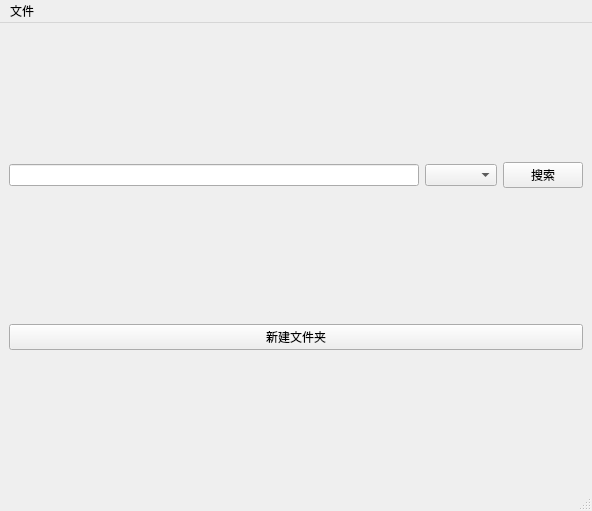
Above: labeled_files/main.ui from liyihc/labeled-files before the change. Below: the same form after it.
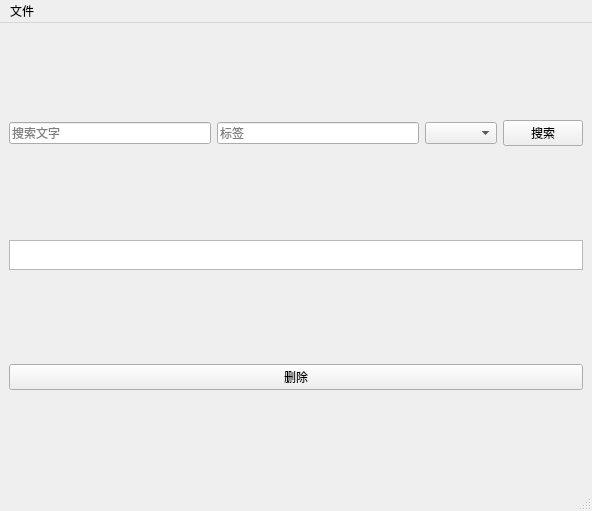
That is the form after the change.

Diff of the .ui file:
```diff
--- a/labeled_files/main.ui
+++ b/labeled_files/main.ui
@@ -18,10 +18,25 @@
     <item>
      <layout class="QHBoxLayout" name="horizontalLayout">
       <item>
-       <widget class="QLineEdit" name="searchLineEdit"/>
+       <widget class="QLineEdit" name="searchLineEdit">
+        <property name="placeholderText">
+         <string>搜索文字</string>
+        </property>
+       </widget>
       </item>
       <item>
-       <widget class="QComboBox" name="sortComboBox"/>
+       <widget class="QLineEdit" name="tagLineEdit">
+        <property name="placeholderText">
+         <string>标签</string>
+        </property>
+       </widget>
+      </item>
+      <item>
+       <widget class="QComboBox" name="sortComboBox">
+        <property name="placeholderText">
+         <string>排序项</string>
+        </property>
+       </widget>
       </item>
       <item>
        <widget class="QPushButton" name="searchPushButton">
@@ -32,13 +47,636 @@
       </item>
      </layout>
     </item>
+    <item>
+     <widget class="QListWidget" name="tagListWidget">
+      <property name="sizePolicy">
+       <sizepolicy hsizetype="Expanding" vsizetype="Maximum">
+        <horstretch>0</horstretch>
+        <verstretch>0</verstretch>
+       </sizepolicy>
+      </property>
+      <property name="maximumSize">
+       <size>
+        <width>16777215</width>
+        <height>30</height>
+       </size>
+      </property>
+      <property name="palette">
+       <palette>
+        <active>
+         <colorrole role="WindowText">
+          <brush brushstyle="SolidPattern">
+           <color alpha="255">
+            <red>0</red>
+            <green>0</green>
+            <blue>0</blue>
+           </color>
+          </brush>
+         </colorrole>
+         <colorrole role="Button">
+          <brush brushstyle="SolidPattern">
+           <color alpha="255">
+            <red>240</red>
+            <green>240</green>
+            <blue>240</blue>
+           </color>
+          </brush>
+         </colorrole>
+         <colorrole role="Light">
+          <brush brushstyle="SolidPattern">
+           <color alpha="255">
+            <red>255</red>
+            <green>255</green>
+            <blue>255</blue>
+           </color>
+          </brush>
+         </colorrole>
+         <colorrole role="Midlight">
+          <brush brushstyle="SolidPattern">
+           <color alpha="255">
+            <red>227</red>
+            <green>227</green>
+            <blue>227</blue>
+           </color>
+          </brush>
+         </colorrole>
+         <colorrole role="Dark">
+          <brush brushstyle="SolidPattern">
+           <color alpha="255">
+            <red>160</red>
+            <green>160</green>
+            <blue>160</blue>
+           </color>
+          </brush>
+         </colorrole>
+         <colorrole role="Mid">
+          <brush brushstyle="SolidPattern">
+           <color alpha="255">
+            <red>160</red>
+            <green>160</green>
+            <blue>160</blue>
+           </color>
+          </brush>
+         </colorrole>
+         <colorrole role="Text">
+          <brush brushstyle="SolidPattern">
+           <color alpha="255">
+            <red>0</red>
+            <green>0</green>
+            <blue>0</blue>
+           </color>
+          </brush>
+         </colorrole>
+         <colorrole role="BrightText">
+          <brush brushstyle="SolidPattern">
+           <color alpha="255">
+            <red>255</red>
+            <green>255</green>
+            <blue>255</blue>
+           </color>
+          </brush>
+         </colorrole>
+         <colorrole role="ButtonText">
+          <brush brushstyle="SolidPattern">
+           <color alpha="255">
+            <red>0</red>
+            <green>0</green>
+            <blue>0</blue>
+           </color>
+          </brush>
+         </colorrole>
+         <colorrole role="Base">
+          <brush brushstyle="SolidPattern">
+           <color alpha="255">
+            <red>240</red>
+            <green>240</green>
+            <blue>240</blue>
+           </color>
+          </brush>
+         </colorrole>
+         <colorrole role="Window">
+          <brush brushstyle="SolidPattern">
+           <color alpha="255">
+            <red>240</red>
+            <green>240</green>
+            <blue>240</blue>
+           </color>
+          </brush>
+         </colorrole>
+         <colorrole role="Shadow">
+          <brush brushstyle="SolidPattern">
+           <color alpha="255">
+            <red>105</red>
+            <green>105</green>
+            <blue>105</blue>
+           </color>
+          </brush>
+         </colorrole>
+         <colorrole role="Highlight">
+          <brush brushstyle="SolidPattern">
+           <color alpha="255">
+            <red>0</red>
+            <green>120</green>
+            <blue>215</blue>
+           </color>
+          </brush>
+         </colorrole>
+         <colorrole role="HighlightedText">
+          <brush brushstyle="SolidPattern">
+           <color alpha="255">
+            <red>255</red>
+            <green>255</green>
+            <blue>255</blue>
+           </color>
+          </brush>
+         </colorrole>
+         <colorrole role="Link">
+          <brush brushstyle="SolidPattern">
+           <color alpha="255">
+            <red>0</red>
+            <green>0</green>
+            <blue>255</blue>
+           </color>
+          </brush>
+         </colorrole>
+         <colorrole role="LinkVisited">
+          <brush brushstyle="SolidPattern">
+           <color alpha="255">
+            <red>255</red>
+            <green>0</green>
+            <blue>255</blue>
+           </color>
+          </brush>
+         </colorrole>
+         <colorrole role="AlternateBase">
+          <brush brushstyle="SolidPattern">
+           <color alpha="255">
+            <red>245</red>
+            <green>245</green>
+            <blue>245</blue>
+           </color>
+          </brush>
+         </colorrole>
+         <colorrole role="NoRole">
+          <brush brushstyle="SolidPattern">
+           <color alpha="255">
+            <red>0</red>
+            <green>0</green>
+            <blue>0</blue>
+           </color>
+          </brush>
+         </colorrole>
+         <colorrole role="ToolTipBase">
+          <brush brushstyle="SolidPattern">
+           <color alpha="255">
+            <red>255</red>
+            <green>255</green>
+            <blue>220</blue>
+           </color>
+          </brush>
+         </colorrole>
+         <colorrole role="ToolTipText">
+          <brush brushstyle="SolidPattern">
+           <color alpha="255">
+            <red>0</red>
+            <green>0</green>
+            <blue>0</blue>
+           </color>
+          </brush>
+         </colorrole>
+         <colorrole role="PlaceholderText">
+          <brush brushstyle="SolidPattern">
+           <color alpha="128">
+            <red>0</red>
+            <green>0</green>
+            <blue>0</blue>
+           </color>
+          </brush>
+         </colorrole>
+        </active>
+        <inactive>
+         <colorrole role="WindowText">
+          <brush brushstyle="SolidPattern">
+           <color alpha="255">
+            <red>0</red>
+            <green>0</green>
+            <blue>0</blue>
+           </color>
+          </brush>
+         </colorrole>
+         <colorrole role="Button">
+          <brush brushstyle="SolidPattern">
+           <color alpha="255">
+            <red>240</red>
+            <green>240</green>
+            <blue>240</blue>
+           </color>
+          </brush>
+         </colorrole>
+         <colorrole role="Light">
+          <brush brushstyle="SolidPattern">
+           <color alpha="255">
+            <red>255</red>
+            <green>255</green>
+            <blue>255</blue>
+           </color>
+          </brush>
+         </colorrole>
+         <colorrole role="Midlight">
+          <brush brushstyle="SolidPattern">
+           <color alpha="255">
+            <red>227</red>
+            <green>227</green>
+            <blue>227</blue>
+           </color>
+          </brush>
+         </colorrole>
+         <colorrole role="Dark">
+          <brush brushstyle="SolidPattern">
+           <color alpha="255">
+            <red>160</red>
+            <green>160</green>
+            <blue>160</blue>
+           </color>
+          </brush>
+         </colorrole>
+         <colorrole role="Mid">
+          <brush brushstyle="SolidPattern">
+           <color alpha="255">
+            <red>160</red>
+            <green>160</green>
+            <blue>160</blue>
+           </color>
+          </brush>
+         </colorrole>
+         <colorrole role="Text">
+          <brush brushstyle="SolidPattern">
+           <color alpha="255">
+            <red>0</red>
+            <green>0</green>
+            <blue>0</blue>
+           </color>
+          </brush>
+         </colorrole>
+         <colorrole role="BrightText">
+          <brush brushstyle="SolidPattern">
+           <color alpha="255">
+            <red>255</red>
+            <green>255</green>
+            <blue>255</blue>
+           </color>
+          </brush>
+         </colorrole>
+         <colorrole role="ButtonText">
+          <brush brushstyle="SolidPattern">
+           <color alpha="255">
+            <red>0</red>
+            <green>0</green>
+            <blue>0</blue>
+           </color>
+          </brush>
+         </colorrole>
+         <colorrole role="Base">
+          <brush brushstyle="SolidPattern">
+           <color alpha="255">
+            <red>255</red>
+            <green>255</green>
+            <blue>255</blue>
+           </color>
+          </brush>
+         </colorrole>
+         <colorrole role="Window">
+          <brush brushstyle="SolidPattern">
+           <color alpha="255">
+            <red>240</red>
+            <green>240</green>
+            <blue>240</blue>
+           </color>
+          </brush>
+         </colorrole>
+         <colorrole role="Shadow">
+          <brush brushstyle="SolidPattern">
+           <color alpha="255">
+            <red>105</red>
+            <green>105</green>
+            <blue>105</blue>
+           </color>
+          </brush>
+         </colorrole>
+         <colorrole role="Highlight">
+          <brush brushstyle="SolidPattern">
+           <color alpha="255">
+            <red>240</red>
+            <green>240</green>
+            <blue>240</blue>
+           </color>
+          </brush>
+         </colorrole>
+         <colorrole role="HighlightedText">
+          <brush brushstyle="SolidPattern">
+           <color alpha="255">
+            <red>0</red>
+            <green>0</green>
+            <blue>0</blue>
+           </color>
+          </brush>
+         </colorrole>
+         <colorrole role="Link">
+          <brush brushstyle="SolidPattern">
+           <color alpha="255">
+            <red>0</red>
+            <green>0</green>
+            <blue>255</blue>
+           </color>
+          </brush>
+         </colorrole>
+         <colorrole role="LinkVisited">
+          <brush brushstyle="SolidPattern">
+           <color alpha="255">
+            <red>255</red>
+            <green>0</green>
+            <blue>255</blue>
+           </color>
+          </brush>
+         </colorrole>
+         <colorrole role="AlternateBase">
+          <brush brushstyle="SolidPattern">
+           <color alpha="255">
+            <red>245</red>
+            <green>245</green>
+            <blue>245</blue>
+           </color>
+          </brush>
+         </colorrole>
+         <colorrole role="NoRole">
+          <brush brushstyle="NoBrush">
+           <color alpha="255">
+            <red>0</red>
+            <green>0</green>
+            <blue>0</blue>
+           </color>
+          </brush>
+         </colorrole>
+         <colorrole role="ToolTipBase">
+          <brush brushstyle="SolidPattern">
+           <color alpha="255">
+            <red>255</red>
+            <green>255</green>
+            <blue>220</blue>
+           </color>
+          </brush>
+         </colorrole>
+         <colorrole role="ToolTipText">
+          <brush brushstyle="SolidPattern">
+           <color alpha="255">
+            <red>0</red>
+            <green>0</green>
+            <blue>0</blue>
+           </color>
+          </brush>
+         </colorrole>
+         <colorrole role="PlaceholderText">
+          <brush brushstyle="SolidPattern">
+           <color alpha="128">
+            <red>0</red>
+            <green>0</green>
+            <blue>0</blue>
+           </color>
+          </brush>
+         </colorrole>
+        </inactive>
+        <disabled>
+         <colorrole role="WindowText">
+          <brush brushstyle="SolidPattern">
+           <color alpha="255">
+            <red>120</red>
+            <green>120</green>
+            <blue>120</blue>
+           </color>
+          </brush>
+         </colorrole>
+         <colorrole role="Button">
+          <brush brushstyle="SolidPattern">
+           <color alpha="255">
+            <red>240</red>
+            <green>240</green>
+            <blue>240</blue>
+           </color>
+          </brush>
+         </colorrole>
+         <colorrole role="Light">
+          <brush brushstyle="SolidPattern">
+           <color alpha="255">
+            <red>255</red>
+            <green>255</green>
+            <blue>255</blue>
+           </color>
+          </brush>
+         </colorrole>
+         <colorrole role="Midlight">
+          <brush brushstyle="SolidPattern">
+           <color alpha="255">
+            <red>247</red>
+            <green>247</green>
+            <blue>247</blue>
+           </color>
+          </brush>
+         </colorrole>
+         <colorrole role="Dark">
+          <brush brushstyle="SolidPattern">
+           <color alpha="255">
+            <red>160</red>
+            <green>160</green>
+            <blue>160</blue>
+           </color>
+          </brush>
+         </colorrole>
+         <colorrole role="Mid">
+          <brush brushstyle="SolidPattern">
+           <color alpha="255">
+            <red>160</red>
+            <green>160</green>
+            <blue>160</blue>
+           </color>
+          </brush>
+         </colorrole>
+         <colorrole role="Text">
+          <brush brushstyle="SolidPattern">
+           <color alpha="255">
+            <red>120</red>
+            <green>120</green>
+            <blue>120</blue>
+           </color>
+          </brush>
+         </colorrole>
+         <colorrole role="BrightText">
+          <brush brushstyle="SolidPattern">
+           <color alpha="255">
+            <red>255</red>
+            <green>255</green>
+            <blue>255</blue>
+           </color>
+          </brush>
+         </colorrole>
+         <colorrole role="ButtonText">
+          <brush brushstyle="SolidPattern">
+           <color alpha="255">
+            <red>120</red>
+            <green>120</green>
+            <blue>120</blue>
+           </color>
+          </brush>
+         </colorrole>
+         <colorrole role="Base">
+          <brush brushstyle="SolidPattern">
+           <color alpha="255">
+            <red>240</red>
+            <green>240</green>
+            <blue>240</blue>
+           </color>
+          </brush>
+         </colorrole>
+         <colorrole role="Window">
+          <brush brushstyle="SolidPattern">
+           <color alpha="255">
+            <red>240</red>
+            <green>240</green>
+            <blue>240</blue>
+           </color>
+          </brush>
+         </colorrole>
+         <colorrole role="Shadow">
+          <brush brushstyle="SolidPattern">
+           <color alpha="255">
+            <red>0</red>
+            <green>0</green>
+            <blue>0</blue>
+           </color>
+          </brush>
+         </colorrole>
+         <colorrole role="Highlight">
+          <brush brushstyle="SolidPattern">
+           <color alpha="255">
+            <red>0</red>
+            <green>120</green>
+            <blue>215</blue>
+           </color>
+          </brush>
+         </colorrole>
+         <colorrole role="HighlightedText">
+          <brush brushstyle="SolidPattern">
+           <color alpha="255">
+            <red>255</red>
+            <green>255</green>
+            <blue>255</blue>
+           </color>
+          </brush>
+         </colorrole>
+         <colorrole role="Link">
+          <brush brushstyle="SolidPattern">
+           <color alpha="255">
+            <red>0</red>
+            <green>0</green>
+            <blue>255</blue>
+           </color>
+          </brush>
+         </colorrole>
+         <colorrole role="LinkVisited">
+          <brush brushstyle="SolidPattern">
+           <color alpha="255">
+            <red>255</red>
+            <green>0</green>
+            <blue>255</blue>
+           </color>
+          </brush>
+         </colorrole>
+         <colorrole role="AlternateBase">
+          <brush brushstyle="SolidPattern">
+           <color alpha="255">
+            <red>245</red>
+            <green>245</green>
+            <blue>245</blue>
+           </color>
+          </brush>
+         </colorrole>
+         <colorrole role="NoRole">
+          <brush brushstyle="NoBrush">
+           <color alpha="255">
+            <red>0</red>
+            <green>0</green>
+            <blue>0</blue>
+           </color>
+          </brush>
+         </colorrole>
+         <colorrole role="ToolTipBase">
+          <brush brushstyle="SolidPattern">
+           <color alpha="255">
+            <red>255</red>
+            <green>255</green>
+            <blue>220</blue>
+           </color>
+          </brush>
+         </colorrole>
+         <colorrole role="ToolTipText">
+          <brush brushstyle="SolidPattern">
+           <color alpha="255">
+            <red>0</red>
+            <green>0</green>
+            <blue>0</blue>
+           </color>
+          </brush>
+         </colorrole>
+         <colorrole role="PlaceholderText">
+          <brush brushstyle="SolidPattern">
+           <color alpha="128">
+            <red>0</red>
+            <green>0</green>
+            <blue>0</blue>
+           </color>
+          </brush>
+         </colorrole>
+        </disabled>
+       </palette>
+      </property>
+      <property name="focusPolicy">
+       <enum>Qt::NoFocus</enum>
+      </property>
+      <property name="contextMenuPolicy">
+       <enum>Qt::DefaultContextMenu</enum>
+      </property>
+      <property name="frameShape">
+       <enum>QFrame::StyledPanel</enum>
+      </property>
+      <property name="frameShadow">
+       <enum>QFrame::Sunken</enum>
+      </property>
+      <property name="editTriggers">
+       <set>QAbstractItemView::NoEditTriggers</set>
+      </property>
+      <property name="verticalScrollMode">
+       <enum>QAbstractItemView::ScrollPerPixel</enum>
+      </property>
+      <property name="horizontalScrollMode">
+       <enum>QAbstractItemView::ScrollPerPixel</enum>
+      </property>
+      <property name="flow">
+       <enum>QListView::LeftToRight</enum>
+      </property>
+      <property name="wordWrap">
+       <bool>true</bool>
+      </property>
+     </widget>
+    </item>
     <item>
      <layout class="QVBoxLayout" name="fileVerticalLayout"/>
     </item>
     <item>
      <widget class="QPushButton" name="newFolderPushButton">
       <property name="text">
-       <string>新建文件夹</string>
+       <string>删除</string>
+      </property>
+      <property name="shortcut">
+       <string>Del</string>
       </property>
      </widget>
     </item>
```
Left out of the diff: 5 changed lines with no effect on the pictures.
